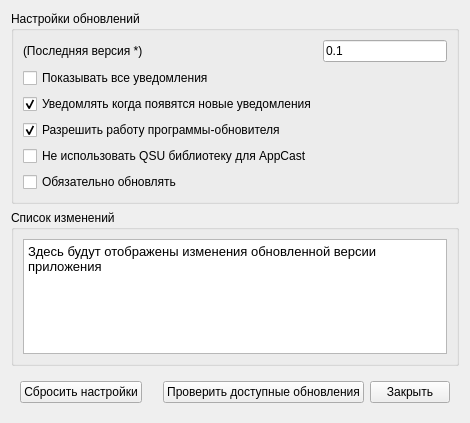
Above: UpdateDialog.ui from okostynchuk/Outcall before the change. Below: the same form after it.
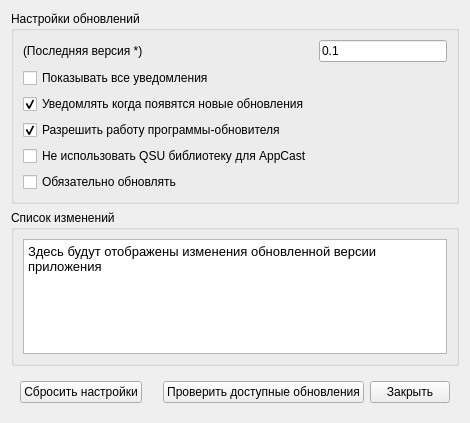
That is the form after the change.

Patch:
```diff
--- a/UpdateDialog.ui
+++ b/UpdateDialog.ui
@@ -135,7 +135,7 @@
       <item row="4" column="0">
        <widget class="QCheckBox" name="showUpdateNotifications">
         <property name="text">
-         <string>Уведомлять когда появятся новые уведомления</string>
+         <string>Уведомлять когда появятся новые обновления</string>
         </property>
         <property name="checked">
          <bool>true</bool>
```
